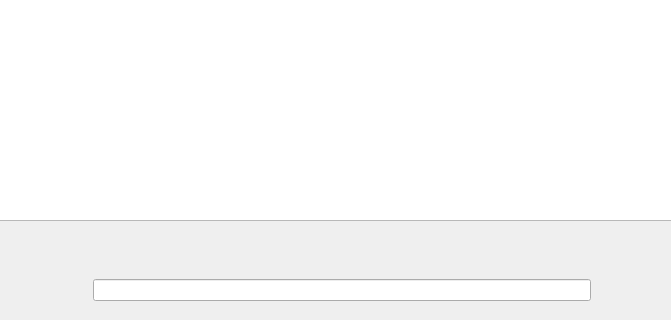
Mati-Mar/AccessIO-GUI, file in_outpage.ui: the form before one commit; both pictures show x 160 to 831 and y 280 to 600 of the 1000 by 600 pixel window.
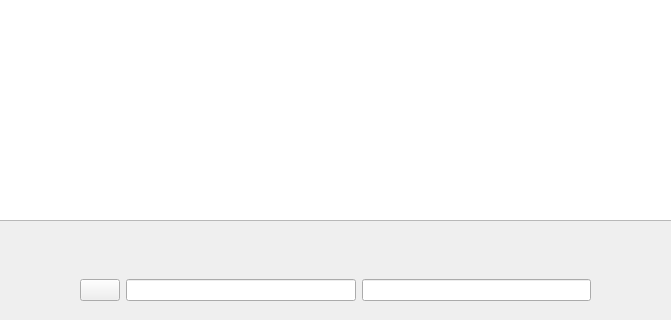
The form after the commit. Icons and pictures are not drawn.

The edit to the form file:
```diff
--- a/in_outpage.ui
+++ b/in_outpage.ui
@@ -37,14 +37,20 @@
    </property>
    <layout class="QHBoxLayout" name="horizontalLayout">
     <item>
-     <widget class="QLabel" name="lupaLabel">
+     <widget class="QPushButton" name="lupaPushButton">
+      <property name="styleSheet">
+       <string notr="true">image: url(:/img/lupa.png);</string>
+      </property>
       <property name="text">
        <string/>
       </property>
      </widget>
     </item>
     <item>
-     <widget class="QLineEdit" name="buscarUsuariosLineEdit"/>
+     <widget class="QLineEdit" name="nombreLineEdit"/>
+    </item>
+    <item>
+     <widget class="QLineEdit" name="apellidoLineEdit"/>
     </item>
    </layout>
   </widget>
```
